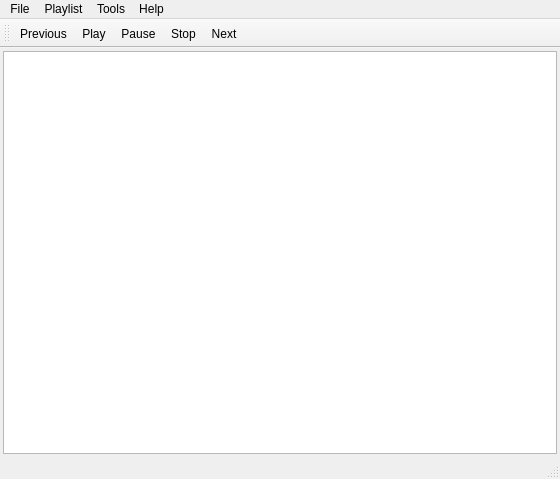
This is examples/qmmp_ui_example/mainwindow.ui in djdron/qmmp as Qt 5 draws it before an edit. The edited form follows.
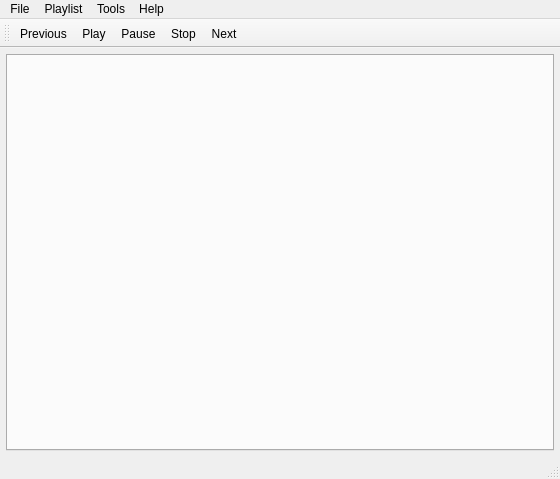
This is the edited form. Icons and pictures are not drawn.

Commit message: ui example: removed broken code

```diff
--- a/examples/qmmp_ui_example/mainwindow.ui
+++ b/examples/qmmp_ui_example/mainwindow.ui
@@ -14,23 +14,18 @@
    <string>Qmmp User Interface Example</string>
   </property>
   <widget class="QWidget" name="centralwidget">
-   <layout class="QGridLayout" name="gridLayout">
+   <layout class="QVBoxLayout" name="verticalLayout">
     <property name="margin">
-     <number>3</number>
+     <number>6</number>
     </property>
-    <item row="0" column="0">
-     <widget class="QSplitter" name="splitter">
-      <property name="orientation">
-       <enum>Qt::Horizontal</enum>
+    <item>
+     <widget class="QTabWidget" name="tabWidget">
+      <property name="tabShape">
+       <enum>QTabWidget::Rounded</enum>
       </property>
-      <widget class="QListView" name="listView">
-       <property name="alternatingRowColors">
-        <bool>true</bool>
-       </property>
-       <property name="isWrapping" stdset="0">
-        <bool>false</bool>
-       </property>
-      </widget>
+      <property name="currentIndex">
+       <number>-1</number>
+      </property>
      </widget>
     </item>
    </layout>
```
The commit also changes 6 other files.
